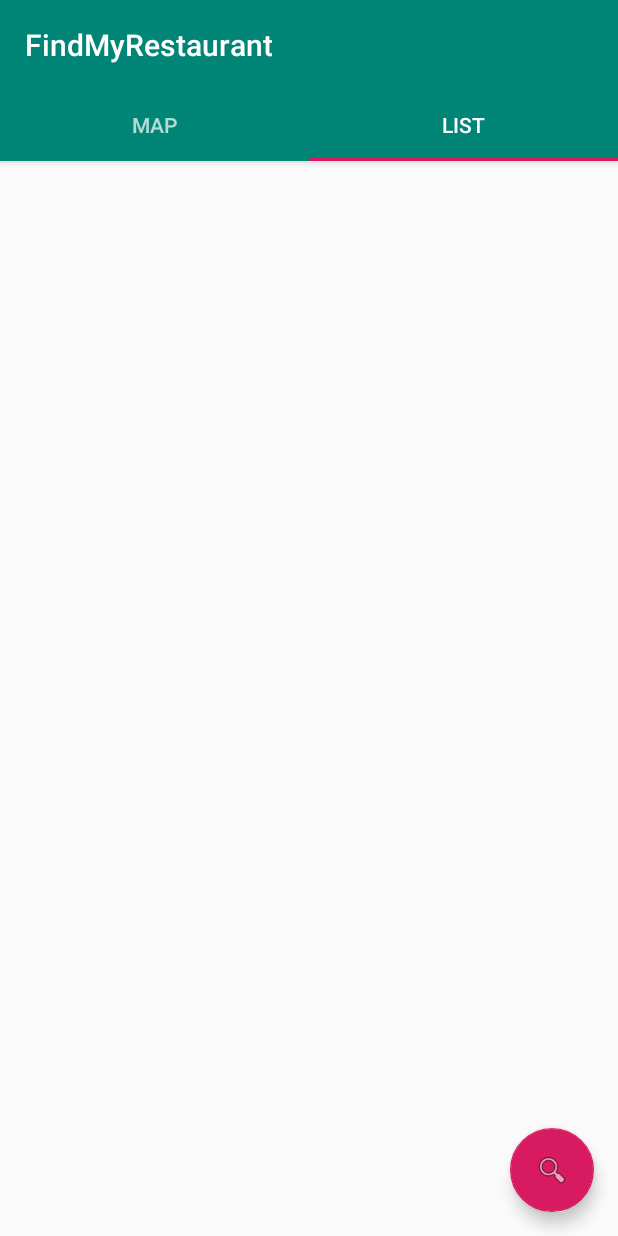
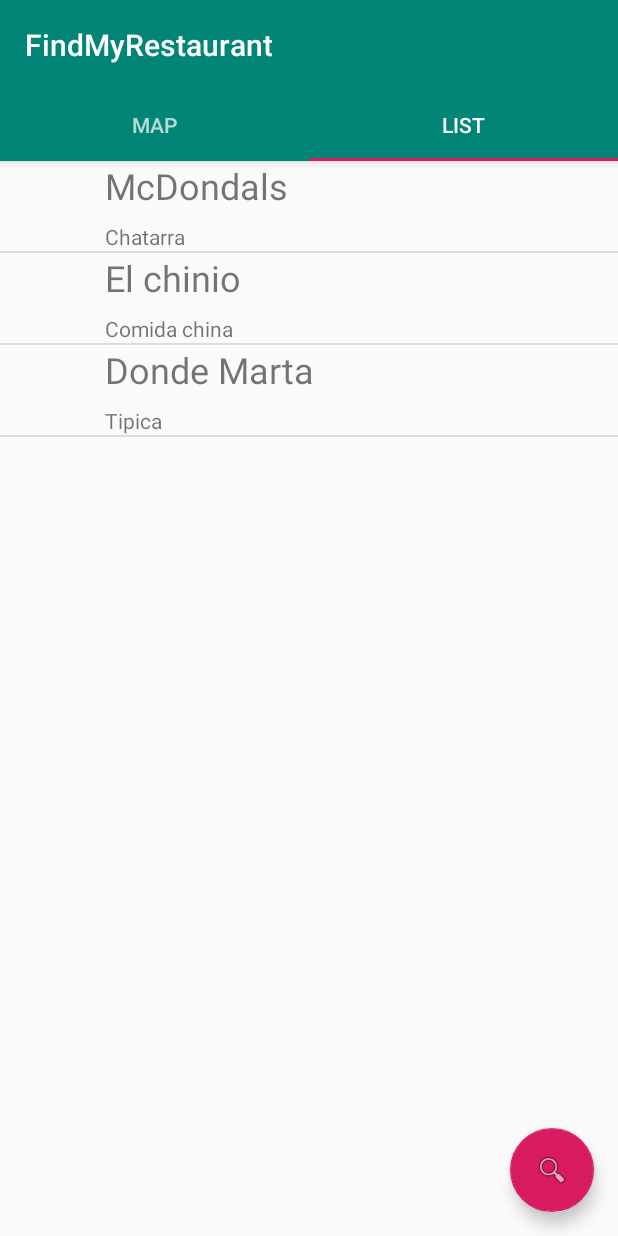
Before and after one commit to nicole239/FindMyRestaurant-FrontEnd, an Android app: the fragment ListFragment placed in its activity, tab 2 chosen, on a phone screen of 412 x 824 dp. Run offline under Robolectric (Android 15) with nearby library versions, the phone set to English and light mode, and no system bars.

Commit message:
Listview implemented

```diff
--- a/app/src/main/AndroidManifest.xml
+++ b/app/src/main/AndroidManifest.xml
@@ -9,6 +9,7 @@
         android:roundIcon="@mipmap/ic_launcher_round"
         android:supportsRtl="true"
         android:theme="@style/AppTheme">
+        <activity android:name=".RestaurantDetatilActivity"></activity>
         <activity android:name=".LoginActivity">
             <intent-filter>
                 <action android:name="android.intent.action.MAIN" />
@@ -19,8 +20,7 @@
         <activity
             android:name=".TabbedActivity"
             android:label="@string/title_activity_tabbed"
-            android:theme="@style/AppTheme.NoActionBar">
-        </activity>
+            android:theme="@style/AppTheme.NoActionBar"></activity>
 
         <meta-data
             android:name="com.google.android.geo.API_KEY"
--- /dev/null
+++ b/app/src/main/java/tec/findmyrestaurant/ListAdapter.java
@@ -0,0 +1,59 @@
+package tec.findmyrestaurant;
+
+import android.content.Context;
+import android.view.LayoutInflater;
+import android.view.View;
+import android.view.ViewGroup;
+import android.widget.BaseAdapter;
+import android.widget.ImageView;
+import android.widget.TextView;
+
+import java.util.ArrayList;
+
+import tec.findmyrestaurant.model.Restaurant;
+
+public class ListAdapter extends BaseAdapter {
+
+    Context context;
+    private static LayoutInflater inflater = null;
+    ArrayList<Restaurant> data;
+
+    public ListAdapter(Context context, ArrayList<Restaurant> data){
+        this.context = context;
+        this.data = data;
+        inflater = (LayoutInflater) context
+                .getSystemService(Context.LAYOUT_INFLATER_SERVICE);
+    }
+
+    @Override
+    public int getCount() {
+        return data.size();
+    }
+
+    @Override
+    public Object getItem(int i) {
+        return data.get(i);
+    }
+
+    @Override
+    public long getItemId(int i) {
+        return data.get(i).getIdRestaurant();
+    }
+
+    @Override
+    public View getView(int i, View view, ViewGroup viewGroup) {
+        View vi = view;
+        if (vi == null)
+            vi = inflater.inflate(R.layout.row, null);
+
+        ImageView img = vi.findViewById(R.id.imgItemRestaurant);
+        //TODO: Set restaurant image to ImageView
+
+        TextView txtName =  vi.findViewById(R.id.txtItemtName);
+        txtName.setText(data.get(i).getName());
+
+        TextView txtDetails = vi.findViewById(R.id.txtItemDetail);
+        txtDetails.setText(data.get(i).getFoodType());
+        return vi;
+    }
+}
--- a/app/src/main/java/tec/findmyrestaurant/ListFragment.java
+++ b/app/src/main/java/tec/findmyrestaurant/ListFragment.java
@@ -1,6 +1,7 @@
 package tec.findmyrestaurant;
 
 import android.content.Context;
+import android.content.Intent;
 import android.net.Uri;
 import android.os.Bundle;
 
@@ -10,15 +11,68 @@ import androidx.fragment.app.Fragment;
 import android.view.LayoutInflater;
 import android.view.View;
 import android.view.ViewGroup;
+import android.widget.AdapterView;
+import android.widget.ListView;
+
+import java.io.IOException;
+import java.io.Serializable;
+import java.util.ArrayList;
+
+import tec.findmyrestaurant.model.Restaurant;
 
 
 public class ListFragment extends Fragment {
     private static final String TAG = "TabListFragment";
 
+    private ListView listViewRestaurants;
+
     @Nullable
     @Override
     public View onCreateView(LayoutInflater inflater, @Nullable ViewGroup container, @Nullable Bundle savedInstanceState){
         View view = inflater.inflate(R.layout.fragment_list,container,false);
+
+        listViewRestaurants = view.findViewById(R.id.listViewRestaurants);
+        final ListAdapter adapter = new ListAdapter(getActivity(), getDummyRestaurants());
+        listViewRestaurants.setAdapter(adapter);
+
+        listViewRestaurants.setOnItemClickListener(new AdapterView.OnItemClickListener() {
+            @Override
+            public void onItemClick(AdapterView<?> adapterView, View view, int i, long l) {
+
+                Intent intent = new Intent(getActivity(),RestaurantDetatilActivity.class);
+                try {
+                    intent.putExtra("restaurant",ObjectSerializer.serialize((Serializable) adapter.getItem(i)));
+                } catch (IOException e) {
+                    e.printStackTrace();
+                }
+                startActivity(intent);
+            }
+        });
         return view;
     }
+
+
+    private ArrayList<Restaurant> getRestaurants(){
+        //TODO: implement get restaurants
+        return null;
+    }
+
+    private ArrayList<Restaurant> getDummyRestaurants(){
+        ArrayList<Restaurant> restuarants = new ArrayList<>();
+        Restaurant res1 = new Restaurant();
+        res1.setName("McDondals");
+        res1.setFoodType("Chatarra");
+        Restaurant res2 = new Restaurant();
+        res2.setName("El chinio");
+        res2.setFoodType("Comida china");
+        Restaurant res3 = new Restaurant();
+        res3.setName("Donde Marta");
+        res3.setFoodType("Tipica");
+
+        restuarants.add(res1);
+        restuarants.add(res2);
+        restuarants.add(res3);
+
+        return restuarants;
+    }
 }
--- /dev/null
+++ b/app/src/main/java/tec/findmyrestaurant/model/Restaurant.java
@@ -0,0 +1,115 @@
+package tec.findmyrestaurant.model;
+
+import java.io.Serializable;
+import java.util.ArrayList;
+
+public class Restaurant implements Serializable {
+
+    private int idRestaurant;
+    private String name;
+    private float latitude;
+    private float longitude;
+    private String shedule;
+    private String foodType;
+    private int phoneNumber;
+    private String website;
+    private int price;
+    private User usrCreator;
+    private ArrayList<String> photos;
+
+    public void Restaurant(){
+        photos = new ArrayList<>();
+    }
+
+    public int getIdRestaurant() {
+        return idRestaurant;
+    }
+
+    public String getName() {
+        return name;
+    }
+
+    public float getLatitude() {
+        return latitude;
+    }
+
+    public float getLongitude() {
+        return longitude;
+    }
+
+    public String getShedule() {
+        return shedule;
+    }
+
+    public String getFoodType() {
+        return foodType;
+    }
+
+    public int getPhoneNumber() {
+        return phoneNumber;
+    }
+
+    public String getWebsite() {
+        return website;
+    }
+
+    public int getPrice() {
+        return price;
+    }
+
+    public User getUsrCreator() {
+        return usrCreator;
+    }
+
+    public void setIdRestaurant(int idRestaurant) {
+        this.idRestaurant = idRestaurant;
+    }
+
+    public void setName(String name) {
+        this.name = name;
+    }
+
+    public void setLatitude(float latitude) {
+        this.latitude = latitude;
+    }
+
+    public void setLongitude(float longitude) {
+        this.longitude = longitude;
+    }
+
+    public void setShedule(String shedule) {
+        this.shedule = shedule;
+    }
+
+    public void setFoodType(String foodType) {
+        this.foodType = foodType;
+    }
+
+    public void setPhoneNumber(int phoneNumber) {
+        this.phoneNumber = phoneNumber;
+    }
+
+    public void setWebsite(String website) {
+        this.website = website;
+    }
+
+    public void setPrice(int price) {
+        this.price = price;
+    }
+
+    public void setUsrCreator(User usrCreator) {
+        this.usrCreator = usrCreator;
+    }
+
+    public ArrayList<String> getPhotos() {
+        return photos;
+    }
+
+    public void setPhotos(ArrayList<String> photos) {
+        this.photos = photos;
+    }
+
+    public void addPhoto(String photo){
+        photos.add(photo);
+    }
+}
--- /dev/null
+++ b/app/src/main/res/layout/row.xml
@@ -0,0 +1,33 @@
+<?xml version="1.0" encoding="utf-8"?>
+<RelativeLayout xmlns:android="http://schemas.android.com/apk/res/android"
+    android:orientation="horizontal"
+    android:layout_width="match_parent"
+    android:layout_height="match_parent">
+
+    <ImageView
+        android:id="@+id/imgItemRestaurant"
+        android:layout_width="60dp"
+        android:layout_height="60dp">
+    </ImageView>
+
+    <TextView
+        android:id="@+id/txtItemtName"
+        android:layout_width="match_parent"
+        android:layout_height="wrap_content"
+        android:layout_alignTop="@id/imgItemRestaurant"
+        android:layout_marginStart="10dp"
+        android:layout_toEndOf="@id/imgItemRestaurant"
+        android:text="Name"
+        android:textSize="24sp" />
+
+    <TextView
+        android:id="@+id/txtItemDetail"
+        android:layout_width="match_parent"
+        android:layout_height="wrap_content"
+        android:layout_alignBottom="@id/imgItemRestaurant"
+        android:layout_marginStart="10dp"
+        android:layout_marginTop="14dp"
+        android:layout_toEndOf="@id/imgItemRestaurant"
+        android:text="Descripcion" />
+
+</RelativeLayout>
```
Also changed, not shown: app/src/main/java/tec/findmyrestaurant/ObjectSerializer.java (added, +62 -0 lines), app/src/main/java/tec/findmyrestaurant/RestaurantDetatilActivity.java (added, +30 -0 lines), app/src/main/java/tec/findmyrestaurant/model/Comment.java (added, +26 -0 lines), app/src/main/java/tec/findmyrestaurant/model/User.java (added, +42 -0 lines), app/src/main/res/layout/activity_restaurant_detatil.xml (added, +15 -0 lines).
